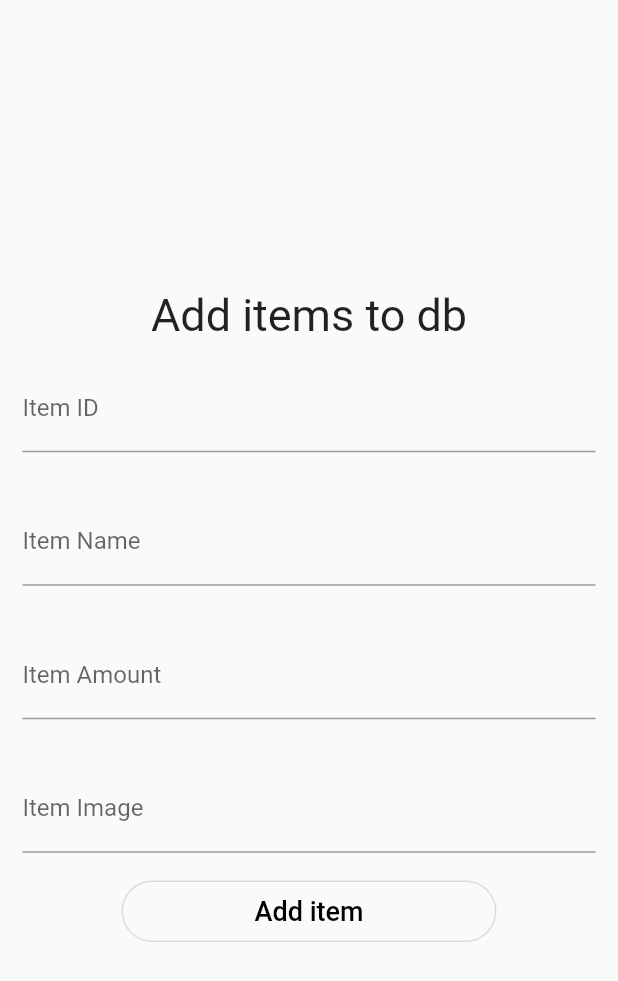
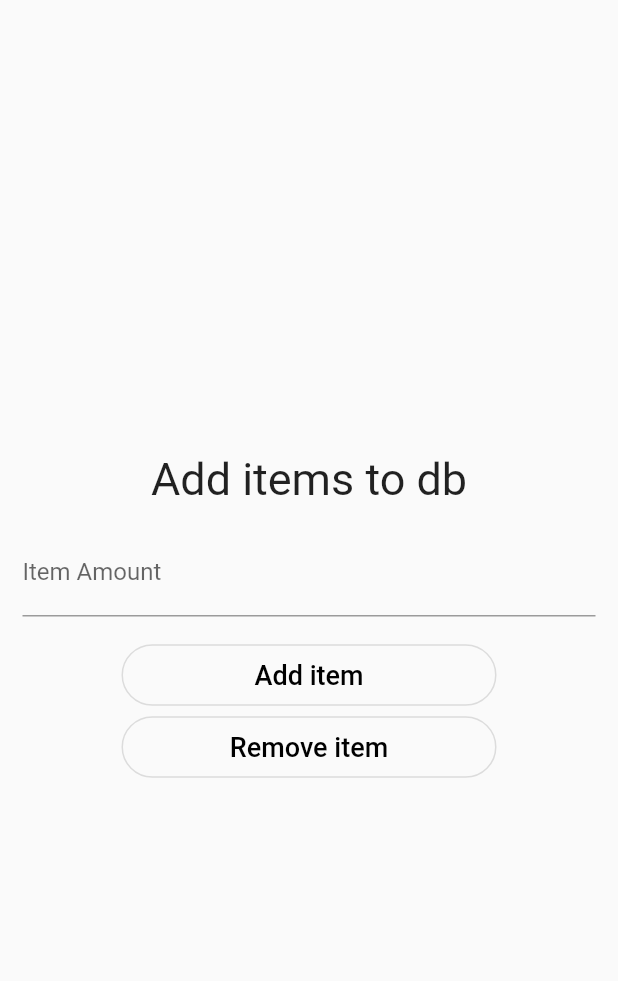
Before and after one commit to ThijsThijssen/mobile-rs, a Flutter app: the SkillsScreen widget shown alone on an empty page, opened directly, after a tap on "Add item", on a phone screen of 412 x 824 dp. Shown: the top 981 px of the screen. Run offline on Flutter 3.47's test engine with Material 2 defaults, Android fonts, the phone set to English and light mode, and no system bars; our stand-ins replace cloud_firestore, firebase_auth, font_awesome_flutter, get_it, modal_progress_hud; accounts and stored records are empty.

Commit message:
added the RemoveItem method.

```diff
--- a/lib/screens/skills_screen.dart
+++ b/lib/screens/skills_screen.dart
@@ -1,9 +1,11 @@
-import 'package:cloud_firestore/cloud_firestore.dart';
 import 'package:firebase_auth/firebase_auth.dart';
 import 'package:flutter/material.dart';
 import 'package:mobile_rs/domain/item.dart';
 import 'package:mobile_rs/domain/items.dart';
+import 'package:mobile_rs/services/item_service.dart';
 import 'package:mobile_rs/widgets/sign_in_up_button.dart';
+
+import '../service_locator.dart';
 
 class SkillsScreen extends StatefulWidget {
   static final String id = 'skills_screen';
@@ -13,15 +15,12 @@ class SkillsScreen extends StatefulWidget {
 }
 
 class _SkillsScreenState extends State<SkillsScreen> {
-  final _auth = FirebaseAuth.instance;
-  final _firestore = Firestore.instance;
-
   FirebaseUser loggedInUser;
   bool showSpinner = false;
 
   final _formKey = GlobalKey<FormState>();
 
-  String _itemId, _itemName, _itemAmount, _itemImage;
+  String _itemAmount;
 
   final _itemIdController = TextEditingController();
   final _itemNameController = TextEditingController();
@@ -30,62 +29,19 @@ class _SkillsScreenState extends State<SkillsScreen> {
 
   dynamic items;
 
-//  ItemService _itemService = locator<ItemService>();
+  ItemService _itemService = locator<ItemService>();
 
-  _getCurrentItems() async {
-    DocumentSnapshot ds =
-        await _firestore.collection('items').document(loggedInUser.uid).get();
-
-    if (ds.exists) {
-      items = ds.data['items'];
-    } else {
-      items = List<Map<String, dynamic>>();
-    }
-  }
-
-  _submit() async {
+  _addItem() async {
     if (_formKey.currentState.validate()) {
       _formKey.currentState.save();
 
-      await _getCurrentItems();
-
-//      final item = Item(
-//          itemId: int.parse(_itemId),
-//          itemName: _itemName,
-//          itemAmount: int.parse(_itemAmount),
-//          itemImage: _itemImage);
       final item = Item(
           itemId: Items.coins.itemId,
           itemName: Items.coins.itemName,
           itemAmount: int.parse(_itemAmount),
           itemImage: Items.coins.itemImage);
 
-      bool addItem = true;
-
-      for (Map<String, dynamic> map in items) {
-        if (map['itemId'] == item.itemId) {
-          print(
-              'item already exists, updating amount from ${map['itemAmount']}');
-          map['itemAmount'] += item.itemAmount;
-          print('to ${map['itemAmount']}');
-
-          addItem = false;
-        }
-      }
-
-      if (addItem) {
-        print('added item to list');
-        items.add(item.toMap());
-      }
-
-      if (loggedInUser != null) {
-        await _firestore
-            .collection('items')
-            .document(loggedInUser.uid)
-            .setData({'items': items});
-      } else {
-        print('Nobody is logged in...');
-      }
+      await _itemService.addItem(item);
 
       _itemIdController.clear();
       _itemNameController.clear();
@@ -94,34 +50,23 @@ class _SkillsScreenState extends State<SkillsScreen> {
     }
   }
 
-  void getCurrentUser() async {
-    try {
-      setState(() {
-        showSpinner = true;
-      });
+  _removeItem() async {
+    if (_formKey.currentState.validate()) {
+      _formKey.currentState.save();
 
-      final user = await _auth.currentUser();
+      final item = Item(
+          itemId: Items.coins.itemId,
+          itemName: Items.coins.itemName,
+          itemAmount: int.parse(_itemAmount),
+          itemImage: Items.coins.itemImage);
 
-      if (user != null) {
-        loggedInUser = user;
-      }
+      await _itemService.removeItem(item);
 
-      setState(() {
-        showSpinner = false;
-      });
-    } catch (e) {
-      setState(() {
-        showSpinner = false;
-      });
-      print(e);
+      _itemIdController.clear();
+      _itemNameController.clear();
+      _itemAmountController.clear();
+      _itemImageController.clear();
     }
-  }
-
-  @override
-  void initState() {
-    super.initState();
-
-    getCurrentUser();
   }
 
   @override
@@ -153,41 +98,20 @@ class _SkillsScreenState extends State<SkillsScreen> {
                 Padding(
                   padding: EdgeInsets.all(15.0),
                   child: TextFormField(
-                    controller: _itemIdController,
-                    keyboardType: TextInputType.number,
-                    decoration: InputDecoration(labelText: 'Item ID'),
-                    onSaved: (input) => _itemId = input,
-                  ),
-                ),
-                Padding(
-                  padding: EdgeInsets.all(15.0),
-                  child: TextFormField(
-                    controller: _itemNameController,
-                    decoration: InputDecoration(labelText: 'Item Name'),
-                    onSaved: (input) => _itemName = input,
-                  ),
-                ),
-                Padding(
-                  padding: EdgeInsets.all(15.0),
-                  child: TextFormField(
                     controller: _itemAmountController,
                     keyboardType: TextInputType.number,
                     decoration: InputDecoration(labelText: 'Item Amount'),
                     onSaved: (input) => _itemAmount = input,
                   ),
                 ),
-                Padding(
-                  padding: EdgeInsets.all(15.0),
-                  child: TextFormField(
-                    controller: _itemImageController,
-                    decoration: InputDecoration(labelText: 'Item Image'),
-                    onSaved: (input) => _itemImage = input,
-                  ),
+                SignInUpButton(
+                  buttonText: 'Add item',
+                  onPressed: _addItem,
                 ),
                 SignInUpButton(
-                  buttonText: 'Add item',
-                  onPressed: _submit,
-                )
+                  buttonText: 'Remove item',
+                  onPressed: _removeItem,
+                ),
               ],
             ),
           ),
--- a/lib/services/item_service.dart
+++ b/lib/services/item_service.dart
@@ -16,4 +16,8 @@ class ItemService {
   Future<Item> addItem(Item item) async {
     return _itemDAO.addItem(item);
   }
+
+  Future<Item> removeItem(Item item) {
+    return _itemDAO.removeItem(item);
+  }
 }
```
Also changed, not shown: lib/dao/item_dao.dart (+33 -5 lines).
